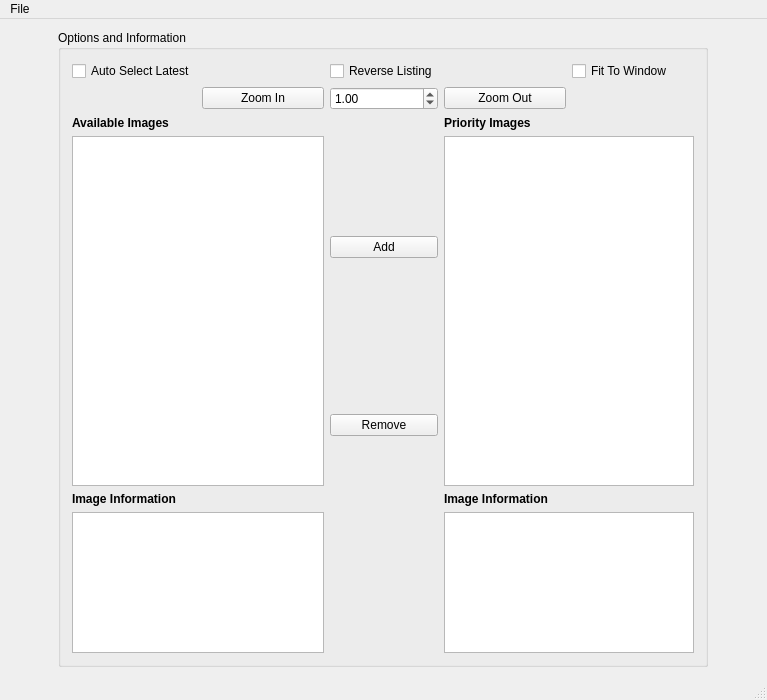
Old version of the form mainwindow.ui in the repository Morgan243/Dynamic-Image-Viewer.
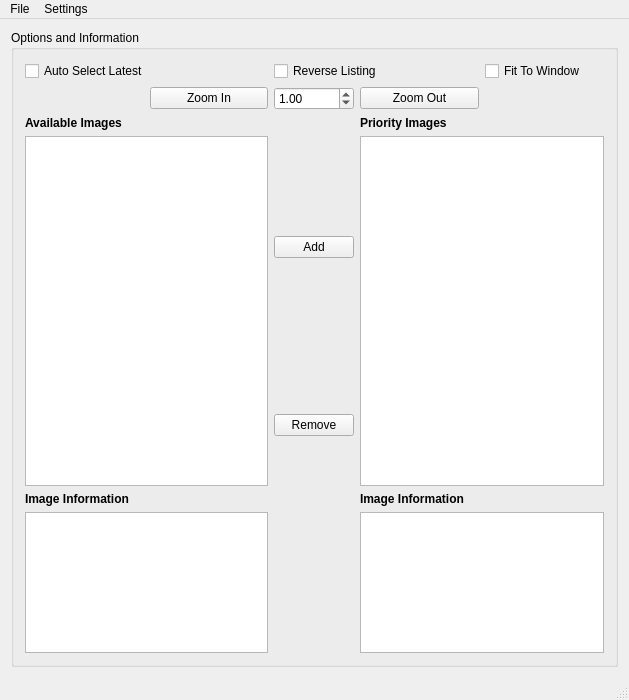
New version of the form.

What changed in the file:
```diff
--- a/mainwindow.ui
+++ b/mainwindow.ui
@@ -6,7 +6,7 @@
    <rect>
     <x>0</x>
     <y>0</y>
-    <width>767</width>
+    <width>629</width>
     <height>700</height>
    </rect>
   </property>
@@ -48,10 +48,23 @@
        <string>Options and Information</string>
       </property>
       <layout class="QGridLayout" name="gridLayout">
-       <item row="0" column="4">
-        <widget class="QCheckBox" name="chkBx_FitToWindow">
+       <item row="2" column="0" colspan="3">
+        <widget class="QLabel" name="label_AvailableImages">
+         <property name="font">
+          <font>
+           <weight>75</weight>
+           <bold>true</bold>
+          </font>
+         </property>
          <property name="text">
-          <string>Fit To Window</string>
+          <string>Available Images</string>
+         </property>
+        </widget>
+       </item>
+       <item row="0" column="2" colspan="2">
+        <widget class="QCheckBox" name="chkBox_reverseSort">
+         <property name="text">
+          <string>Reverse Listing</string>
          </property>
         </widget>
        </item>
@@ -62,6 +75,13 @@
          </property>
         </widget>
        </item>
+       <item row="0" column="0" colspan="2">
+        <widget class="QCheckBox" name="chkBx_autSelectLatest">
+         <property name="text">
+          <string>Auto Select Latest</string>
+         </property>
+        </widget>
+       </item>
        <item row="6" column="3" colspan="2">
         <widget class="QTextBrowser" name="textBrowser_imageInfo_priority">
          <property name="maximumSize">
@@ -72,19 +92,6 @@
          </property>
         </widget>
        </item>
-       <item row="2" column="0" colspan="2">
-        <widget class="QLabel" name="label_AvailableImages">
-         <property name="font">
-          <font>
-           <weight>75</weight>
-           <bold>true</bold>
-          </font>
-         </property>
-         <property name="text">
-          <string>Available Images</string>
-         </property>
-        </widget>
-       </item>
        <item row="3" column="2">
         <widget class="QPushButton" name="pushBtn_add">
          <property name="text">
@@ -142,10 +149,19 @@
          </property>
         </widget>
        </item>
-       <item row="0" column="0">
-        <widget class="QCheckBox" name="chkBx_autSelectLatest">
-         <property name="text">
-          <string>Auto Select Latest</string>
+       <item row="3" column="3" rowspan="2" colspan="2">
+        <widget class="QListView" name="listView_priorityImages">
+         <property name="sizePolicy">
+          <sizepolicy hsizetype="Expanding" vsizetype="Maximum">
+           <horstretch>0</horstretch>
+           <verstretch>0</verstretch>
+          </sizepolicy>
+         </property>
+         <property name="minimumSize">
+          <size>
+           <width>0</width>
+           <height>350</height>
+          </size>
          </property>
         </widget>
        </item>
@@ -182,23 +198,7 @@
          </property>
         </widget>
        </item>
-       <item row="3" column="3" rowspan="2" colspan="2">
-        <widget class="QListView" name="listView_priorityImages">
-         <property name="sizePolicy">
-          <sizepolicy hsizetype="Expanding" vsizetype="Maximum">
-           <horstretch>0</horstretch>
-           <verstretch>0</verstretch>
-          </sizepolicy>
-         </property>
-         <property name="minimumSize">
-          <size>
-           <width>0</width>
-           <height>350</height>
-          </size>
-         </property>
-        </widget>
-       </item>
-       <item row="2" column="3">
+       <item row="2" column="3" colspan="2">
         <widget class="QLabel" name="label_priorityImages">
          <property name="font">
           <font>
@@ -211,10 +211,10 @@
          </property>
         </widget>
        </item>
-       <item row="0" column="2">
-        <widget class="QCheckBox" name="chkBox_reverseSort">
+       <item row="0" column="4">
+        <widget class="QCheckBox" name="chkBx_FitToWindow">
          <property name="text">
-          <string>Reverse Listing</string>
+          <string>Fit To Window</string>
          </property>
         </widget>
        </item>
@@ -244,7 +244,7 @@
     <rect>
      <x>0</x>
      <y>0</y>
-     <width>767</width>
+     <width>629</width>
      <height>23</height>
     </rect>
    </property>
@@ -255,7 +255,15 @@
     <addaction name="actionOpen_Image"/>
     <addaction name="actionOpen_Directory"/>
    </widget>
+   <widget class="QMenu" name="menuSettings">
+    <property name="title">
+     <string>Settings</string>
+    </property>
+    <addaction name="actionSave_Current"/>
+    <addaction name="separator"/>
+   </widget>
    <addaction name="menuFile"/>
+   <addaction name="menuSettings"/>
   </widget>
   <widget class="QStatusBar" name="statusBar"/>
   <action name="actionOpen_Image">
```
Left out of the diff: 9 changed lines with no effect on the pictures.
